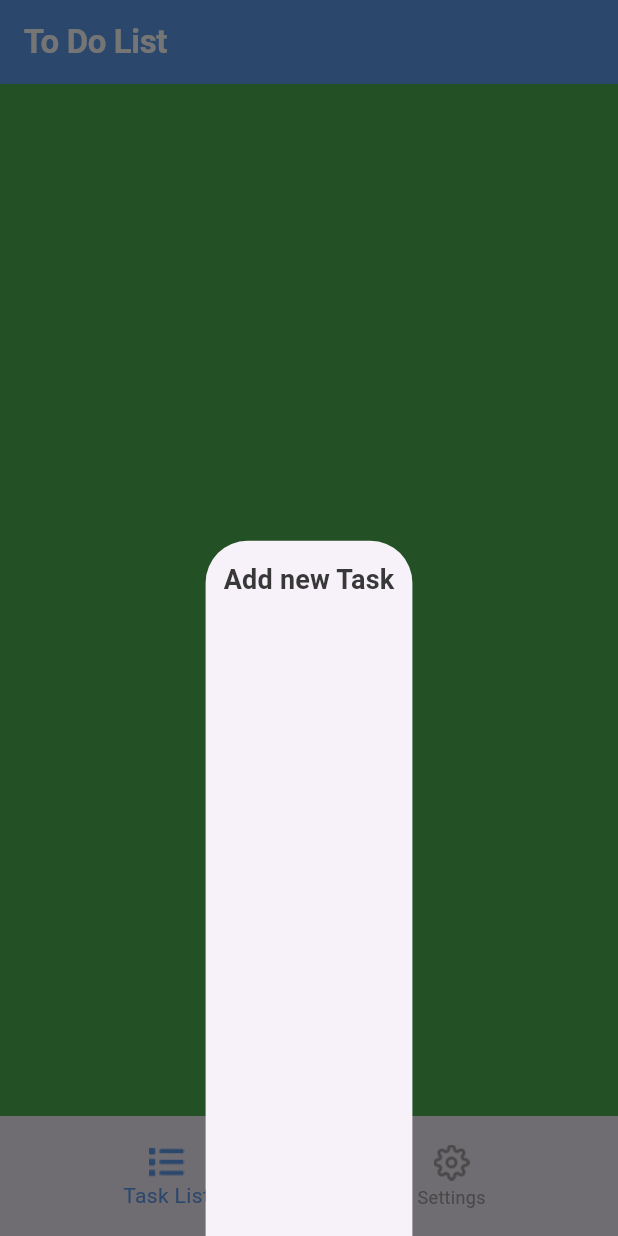
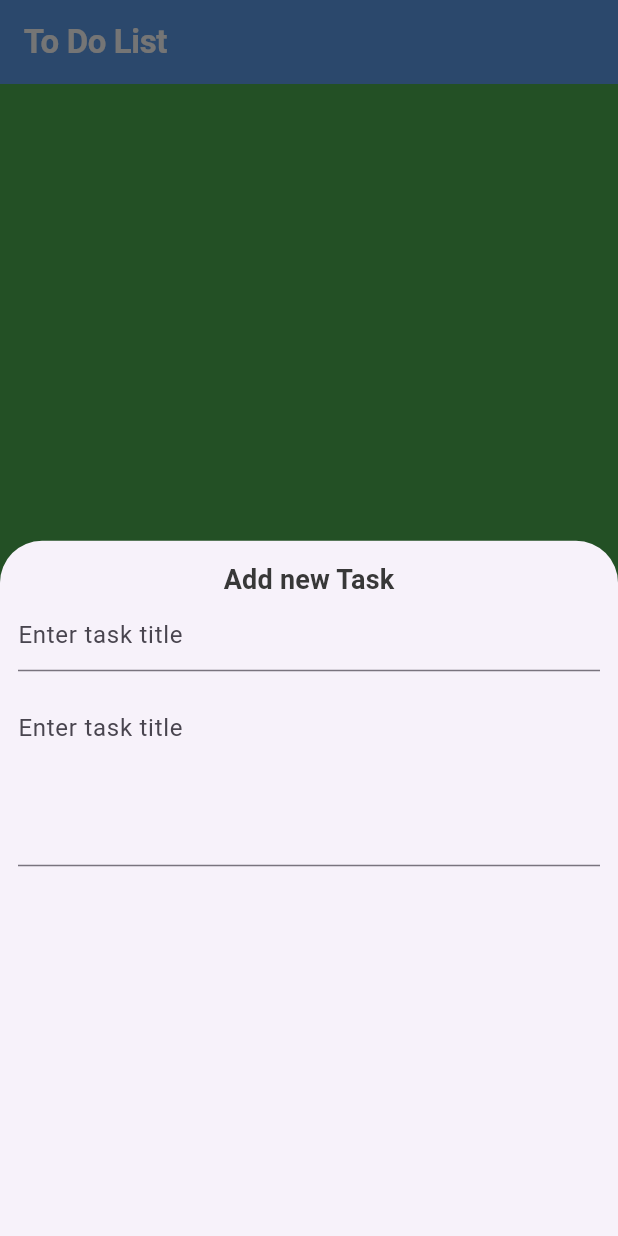
Before and after one commit to abeerghorab/Todo_App, a Flutter app: the screen it shows after launch, after a tap on the "add" icon, on a phone screen of 412 x 824 dp. Run offline on Flutter 3.47's test engine with Material 3 defaults, Android fonts, the phone set to English and light mode, and no system bars.

Commit message:
Form-TextFormField

```diff
--- a/lib/home/task_list/add_task_bottom_sheet.dart
+++ b/lib/home/task_list/add_task_bottom_sheet.dart
@@ -11,6 +11,26 @@ class AddTaskBottomSheet extends StatelessWidget {
             "Add new Task",
             style: Theme.of(context).primaryTextTheme.subtitle1,
           ),
+          Form(
+              child: Column(
+            children: [
+              TextFormField(
+                decoration: InputDecoration(
+                  hintText: "Enter task title",
+                ),
+              ),
+              SizedBox(
+                height: 18,
+              ),
+              TextFormField(
+                decoration: InputDecoration(
+                  hintText: "Enter task title",
+                ),
+                minLines: 4,
+                maxLines: 4,
+              )
+            ],
+          ))
         ],
       ),
     );
```
